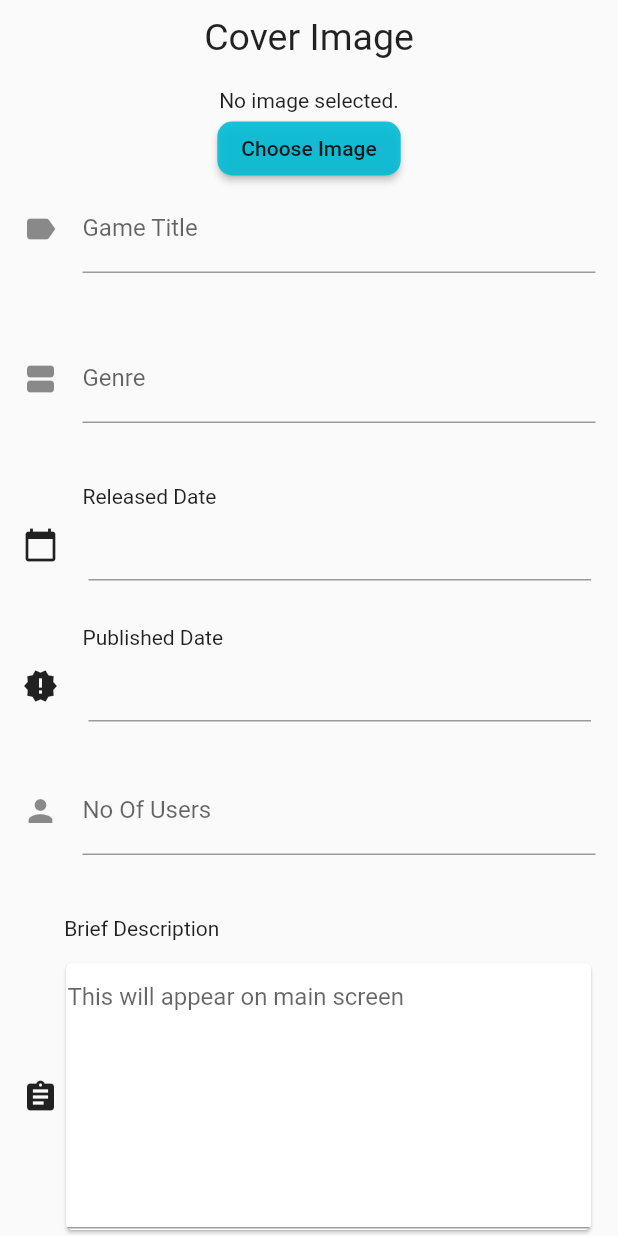
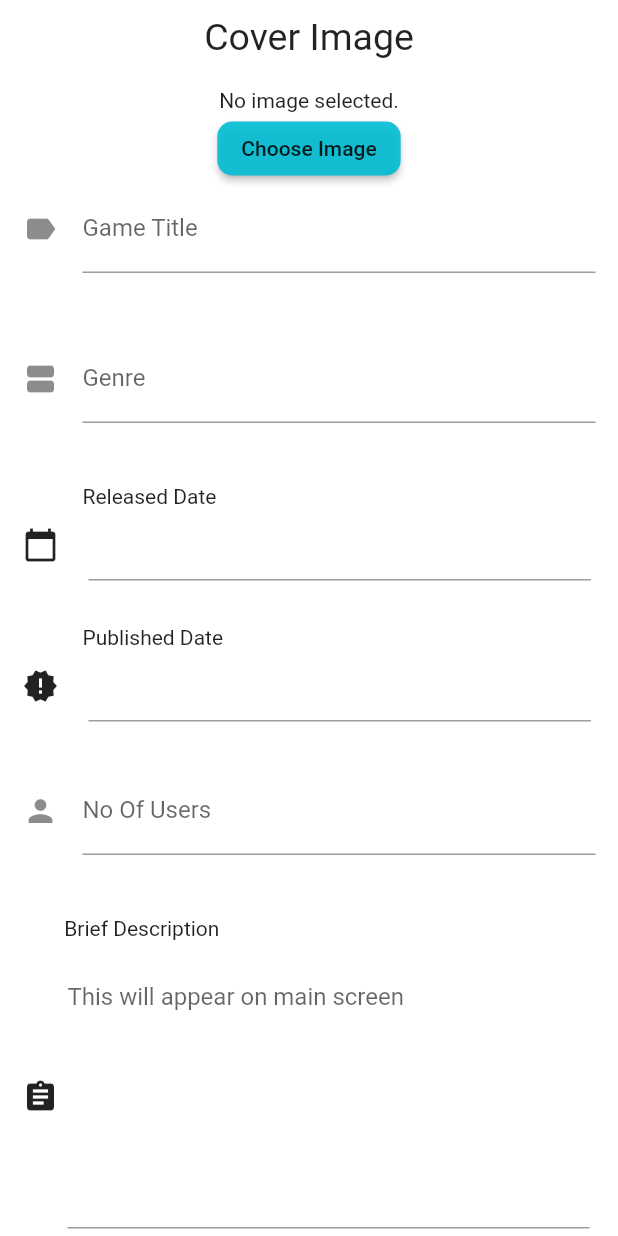
Before and after one commit to sathiraguruge/CTSE, a Flutter app: the AddGameForm screen opened directly, on a phone screen of 412 x 824 dp. Run offline on Flutter 3.47's test engine with Material 2 defaults, Android fonts, the phone set to English and light mode, and no system bars; drawn by our look-alikes of datetime_picker_formfield; our stand-ins replace cached_network_image, cloud_firestore, firebase_storage, image_picker, progress_indicators; accounts and stored records are empty.

Commit message:
Added a Circular Progress Indicator when adding a Game
Check internet connection moved to initState in main.dart

```diff
--- a/igamer/igamer/lib/common_ui_widgets/inputWidgets.dart
+++ b/igamer/igamer/lib/common_ui_widgets/inputWidgets.dart
@@ -138,7 +138,8 @@ class CommonInputWidgets {
                 Container(
                   width: 355,
                   child: Card(
-                      color: Colors.white,
+                      color: Colors.transparent,
+                      elevation: 0,
                       margin: const EdgeInsets.only(left: 5),
                       child: Padding(
                         padding: EdgeInsets.all(1.0),
@@ -168,5 +169,4 @@ class CommonInputWidgets {
           ],
         )));
   }
-
 }
--- a/igamer/igamer/lib/screens/addGame.dart
+++ b/igamer/igamer/lib/screens/addGame.dart
@@ -52,6 +52,7 @@ class AddGameFormState extends State<AddGameForm> {
   List<DropdownMenuItem<String>> _dropDownMenuItems;
   String _selectedESRBRating;
   File _image;
+  bool _greyOutBackground = false;
 
   //Initializing text editing controllers
   TextEditingController _titleController = new TextEditingController();
@@ -84,11 +85,18 @@ class AddGameFormState extends State<AddGameForm> {
     _dropDownMenuItems = _buildAndGetDropDownMenuItems(_ratings);
     _selectedESRBRating = _dropDownMenuItems[0].value;
     _image = null;
+    _greyOutBackground = false;
   }
 
   @override
   Widget build(BuildContext context) {
-    return Form(
+    return new Scaffold(
+      backgroundColor:
+          _greyOutBackground == true ? Colors.grey : Colors.transparent,
+      body: Stack(
+        children: <Widget>[
+          if (_greyOutBackground) _getCircularProgressIndicator(),
+          Form(
             key: _formKey,
             child: SingleChildScrollView(
               padding: const EdgeInsets.only(left: 15, right: 15, top: 10),
@@ -97,44 +105,81 @@ class AddGameFormState extends State<AddGameForm> {
                 children: <Widget>[
                   _getImagePicker(),
                   _commonInputWidgets.getTextField(
-                "Game Title", "Forza Horizon", Icons.label, _titleController, "Game title field cannot be empty", focusNode),
+                      "Game Title",
+                      "Forza Horizon",
+                      Icons.label,
+                      _titleController,
+                      "Game title field cannot be empty",
+                      focusNode),
                   _commonInputWidgets.getTextField(
                       "Genre",
                       "Racing, Simulation, Automobile",
                       Icons.view_agenda,
-                _genreController, "Genre field cannot be empty", focusNode),
+                      _genreController,
+                      "Genre field cannot be empty",
+                      focusNode),
                   _commonInputWidgets.getDatePicker(
-                "Released Date", Icons.calendar_today, _relDateController, "Released Date field cannot be empty", focusNode),
+                      "Released Date",
+                      Icons.calendar_today,
+                      _relDateController,
+                      "Released Date field cannot be empty",
+                      focusNode),
                   _commonInputWidgets.getDatePicker(
-                "Published Date", Icons.new_releases, _pubDateController, "Published Date field cannot be empty", focusNode),
+                      "Published Date",
+                      Icons.new_releases,
+                      _pubDateController,
+                      "Published Date field cannot be empty",
+                      focusNode),
                   _commonInputWidgets.getNumberTextField(
-                "No Of Users", "2", Icons.person, true, _noOfUsersController, "No. of users field cannot be empty", focusNode),
+                      "No Of Users",
+                      "2",
+                      Icons.person,
+                      true,
+                      _noOfUsersController,
+                      "No. of users field cannot be empty",
+                      focusNode),
                   _commonInputWidgets.getTextArea(
                       "Brief Description",
                       "This will appear on main screen",
                       Icons.assignment,
-                _briefDescController, "Brief Description field cannot be empty", focusNode),
+                      _briefDescController,
+                      "Brief Description field cannot be empty",
+                      focusNode),
                   _commonInputWidgets.getTextArea(
                       "Full Description",
                       "This will appear on detail screen",
                       Icons.videogame_asset,
-                _fullDescController, "Full Description field cannot be empty", focusNode),
+                      _fullDescController,
+                      "Full Description field cannot be empty",
+                      focusNode),
                   _getDropDown("ESRB Rating", Icons.rate_review),
-            _commonInputWidgets.getTextField("Developer", "Playground Games",
-                Icons.build, _developerController, "Developer field cannot be empty", focusNode),
+                  _commonInputWidgets.getTextField(
+                      "Developer",
+                      "Playground Games",
+                      Icons.build,
+                      _developerController,
+                      "Developer field cannot be empty",
+                      focusNode),
                   _commonInputWidgets.getNumberTextField(
-                "User Score", "7.8", Icons.score, false, _userScoreController, "User Score field cannot be empty", focusNode),
-
+                      "User Score",
+                      "7.8",
+                      Icons.score,
+                      false,
+                      _userScoreController,
+                      "User Score field cannot be empty",
+                      focusNode),
                   new Row(
                     mainAxisAlignment: MainAxisAlignment.spaceEvenly,
                     children: <Widget>[
                       new RaisedButton(
                           padding: const EdgeInsets.all(10.0),
                           onPressed: () async {
+                            setState(() {
+                              _greyOutBackground = true;
+                            });
                             if (_formKey.currentState.validate()) {
                               Scaffold.of(context).showSnackBar(SnackBar(
                                 content: Text('Adding New Game Review'),
-                        duration: const Duration(seconds: 1),
                               ));
                               ImageUploader uploader = new ImageUploader(
                                   _titleController.text +
@@ -157,6 +202,9 @@ class AddGameFormState extends State<AddGameForm> {
                                   _noOfUsersController.text,
                                   null);
                               await CRUD().addGame(game);
+                              setState(() {
+                                _greyOutBackground = false;
+                              });
                               Navigator.push(
                                   context,
                                   MaterialPageRoute(
@@ -167,10 +215,9 @@ class AddGameFormState extends State<AddGameForm> {
                           color: Colors.orange.withOpacity(0.9),
                           shape: RoundedRectangleBorder(
                               borderRadius: new BorderRadius.circular(10.0))),
-
                       new RaisedButton(
                           padding: const EdgeInsets.all(10.0),
-                  onPressed: (){
+                          onPressed: () {
                             _formKey.currentState.reset();
                             _clearImage();
                             _titleController.clear();
@@ -187,10 +234,14 @@ class AddGameFormState extends State<AddGameForm> {
                           child: new Text('Reset'),
                           color: Colors.orange.withOpacity(0.9),
                           shape: RoundedRectangleBorder(
-                  borderRadius: new BorderRadius.circular(10.0)))],
+                              borderRadius: new BorderRadius.circular(10.0)))
+                    ],
                   ),
                 ],
               ),
+            ),
+          )
+        ],
       ),
     );
   }
@@ -203,8 +254,7 @@ class AddGameFormState extends State<AddGameForm> {
 
   // this function brings the drop down list to its initial state
   Future _getlist() async {
-    return
-      setState(() {
+    return setState(() {
       _dropDownMenuItems = _buildAndGetDropDownMenuItems(_ratings);
       _selectedESRBRating = _dropDownMenuItems[0].value;
     });
@@ -237,7 +287,8 @@ class AddGameFormState extends State<AddGameForm> {
             style: TextStyle(fontSize: 25),
           ),
         ),
-        _image == null ? new Text('No image selected.') : Image.file(_image), // if no image is selected show Text else show the image
+        _image == null ? new Text('No image selected.') : Image.file(_image),
+        // if no image is selected show Text else show the image
         _image == null // if no image is selected, show Choose Image button
             ? new RaisedButton(
                 child: Text('Choose Image'),
@@ -251,7 +302,7 @@ class AddGameFormState extends State<AddGameForm> {
         _image != null // if image is selected, show Remove Button
             ? new Container(
                 margin: const EdgeInsets.only(top: 10, bottom: 20),
-                child: RaisedButton(
+                child: new RaisedButton(
                     child: Container(
                       width: 85,
                       height: 40,
@@ -265,7 +316,8 @@ class AddGameFormState extends State<AddGameForm> {
                         _clearImage();
                       });
                     },
-                    color: Colors.red.withOpacity(0.9),
+                    color: Colors.red.withOpacity(0.80),
+                    elevation: 0,
                     shape: RoundedRectangleBorder(
                         borderRadius: new BorderRadius.circular(10.0))),
               )
@@ -319,4 +371,25 @@ class AddGameFormState extends State<AddGameForm> {
       ),
     ));
   }
+
+  Center _getCircularProgressIndicator() {
+    return Center(
+        child: new Column(
+      mainAxisAlignment: MainAxisAlignment.center,
+      children: <Widget>[
+        Container(
+          height: 50,
+          width: 50,
+          child: CircularProgressIndicator(),
+        ),
+        Container(
+          margin: const EdgeInsets.only(top: 10),
+          child: Text(
+            "Please wait",
+            style: TextStyle(fontSize: 18),
+          ),
+        )
+      ],
+    ));
   }
+}
```
Also changed, not shown: igamer/igamer/lib/screens/main.dart (+6 -1 lines). Lines whose indentation alone changed are shown as unchanged.
